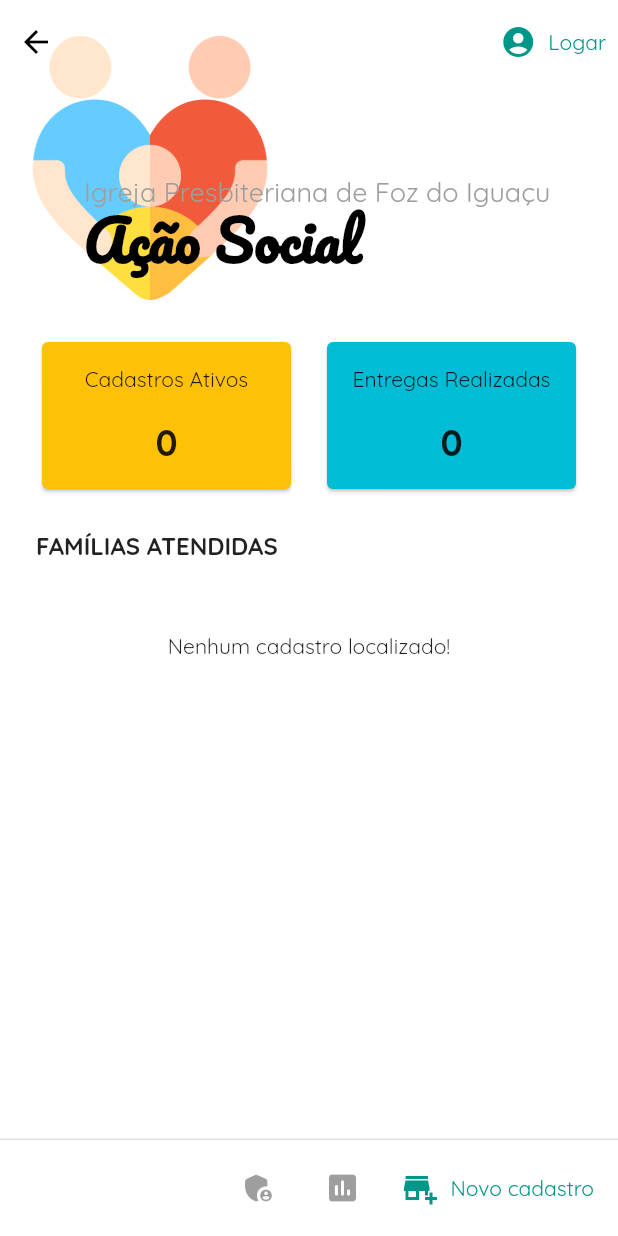
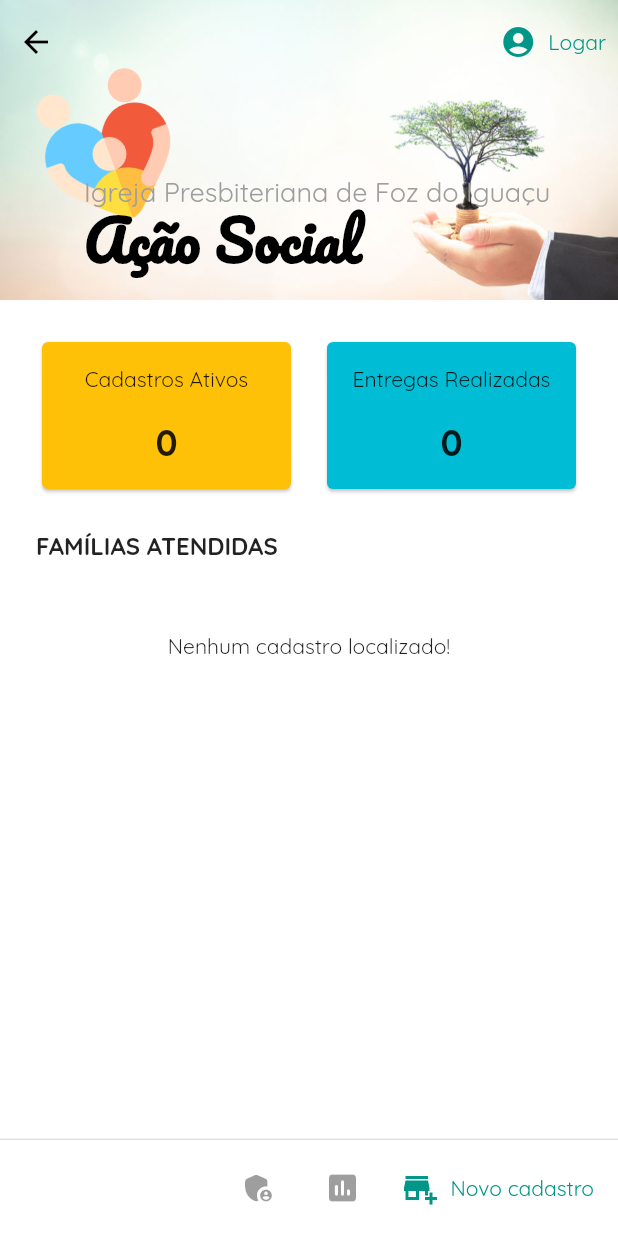
Before and after one commit to jeffpontocom/acao_ipbfoz, a Flutter app: the HomePage screen opened by its route, on a phone screen of 412 x 824 dp. Run offline on Flutter 3.47's test engine with Material 2 defaults, Android fonts, the phone set to English and light mode, and no system bars; our stand-ins replace cloud_firestore, firebase_auth, firebase_core, flutter_modular, package_info_plus, url_strategy; missing offline and left inert: easy_mask; accounts and stored records are empty.

Commit message:
versao 1.1.0

```diff
--- a/lib/view/home_page.dart
+++ b/lib/view/home_page.dart
@@ -218,17 +218,35 @@ class _HomePageState extends State<HomePage> {
               ],
               flexibleSpace: FlexibleSpaceBar(
                 stretchModes: [StretchMode.blurBackground],
-                background: Container(
-                  padding: EdgeInsets.only(left: 12, top: 24),
-                  color: Colors.white,
+                background: Stack(
+                  fit: StackFit.expand,
+                  children: [
+                    Image(
+                      fit: BoxFit.cover,
+                      image: AssetImage('assets/images/home-background.jpg'),
+                    ),
+                    Row(
+                      children: [
+                        SizedBox(width: 24),
+                        SizedBox(
+                          width: 96,
+                          height: 96,
                           child: Hero(
                             tag: 'logo',
+                            child: Transform.rotate(
+                              angle: 4800,
                               child: Image(
                                 alignment: Alignment.topLeft,
                                 fit: BoxFit.scaleDown,
-                      image: AssetImage('assets/icons/ic_launcher.png'),
+                                image:
+                                    AssetImage('assets/icons/ic_launcher.png'),
                               ),
                             ),
+                          ),
+                        ),
+                      ],
+                    ),
+                  ],
                 ),
                 title: _appBarTitulo,
                 titlePadding: EdgeInsets.only(left: 56, bottom: 16),
--- a/lib/view/login_page.dart
+++ b/lib/view/login_page.dart
@@ -210,7 +210,7 @@ class _LoginPageState extends State<LoginPage> {
           Navigator.pop(context); // Fecha progresso
           if (documentSnapshot.exists) {
             AppData.usuario = documentSnapshot.data();
-            AppData.usuario!.uid = documentSnapshot.data()!.uid;
+            AppData.usuario!.uid = credential.user!.uid;
             Modular.to.navigate('/');
           } else {
             AppData.usuario = new Diacono(
--- a/pubspec.yaml
+++ b/pubspec.yaml
@@ -91,6 +91,7 @@ flutter:
   # To add assets to your application, add an assets section, like this:
   assets:
     - assets/icons/ic_launcher.png
+    - assets/images/home-background.jpg
     - assets/images/sample_casa.jpg
 
   # An image asset can refer to one or more resolution-specific "variants", see
```
Also changed, not shown: assets/images/home-background.jpg (added). Lines whose indentation alone changed are shown as unchanged.
